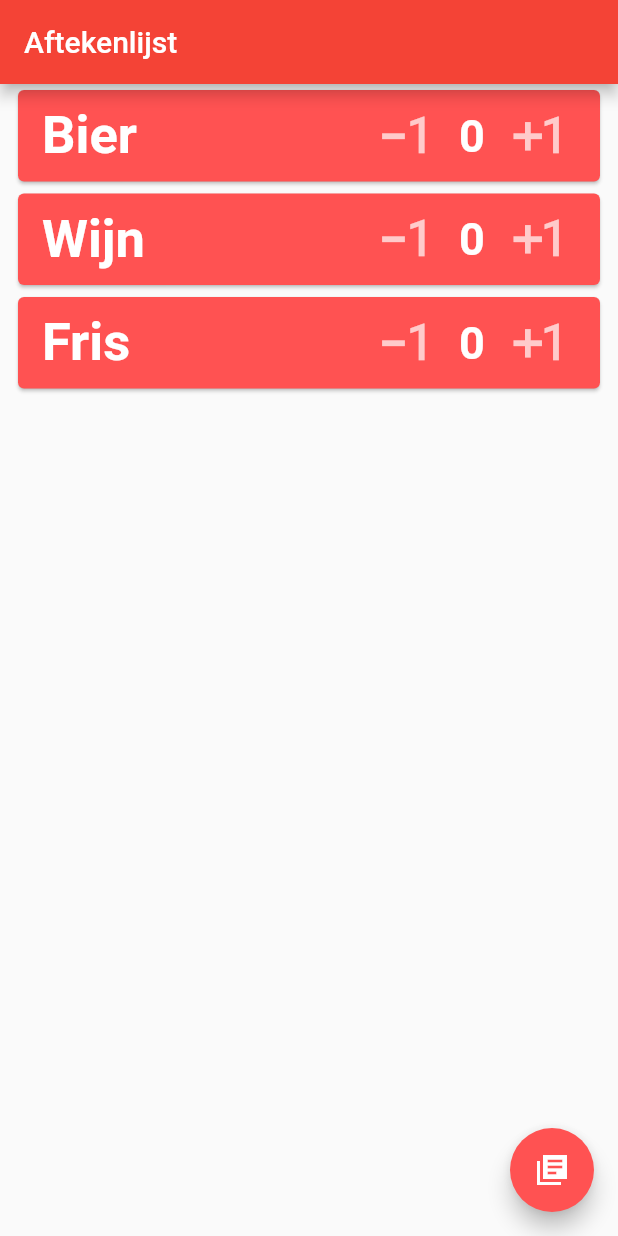
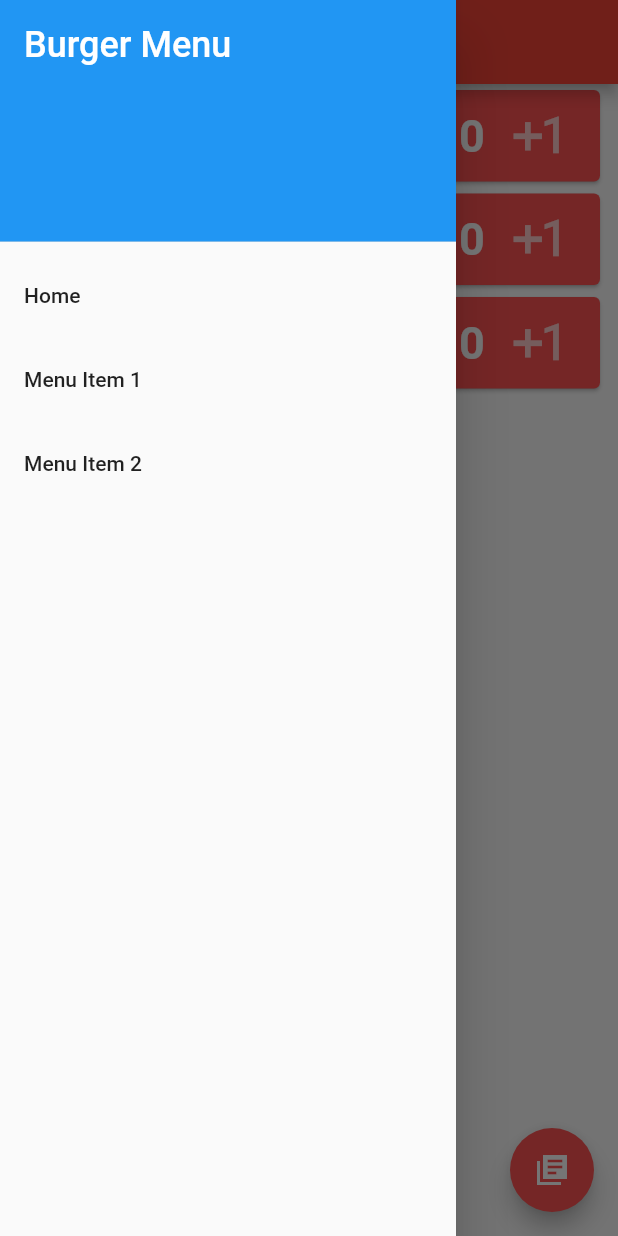
Before and after one commit to yoriaantje-dev/TurVolup, a Flutter app: the screen it shows after launch, with the side drawer open (before the commit the screen has no drawer), on a phone screen of 412 x 824 dp. Run offline on Flutter 3.47's test engine with Material 2 defaults, Android fonts, the phone set to English and light mode, and no system bars; drawn by our look-alikes of flutter_speed_dial.

Commit message:
Setting up environment

```diff
--- a/turven_bij_volupia/lib/data/models/turving_collection_model.dart
+++ b/turven_bij_volupia/lib/data/models/turving_collection_model.dart
@@ -28,6 +28,12 @@ class TurvCollection {
       TurvableItem("Bier", 1),
       TurvableItem("Wijn", 1.5),
       TurvableItem("Fris", 1),
+      TurvableItem("Shot", 1),
+      TurvableItem("Mix-drank", 1),
+      TurvableItem("Radler 0.0", 1),
+      TurvableItem("Cocktails", 1),
+      TurvableItem("Liefmans", 1),
+      TurvableItem("Desporados", 1),
     ];
     DateTime currentDate = DateTime.now();
     collectionId =
--- a/turven_bij_volupia/lib/screens/turving_screen.dart
+++ b/turven_bij_volupia/lib/screens/turving_screen.dart
@@ -1,6 +1,7 @@
 import 'dart:convert';
 import 'package:flutter/foundation.dart';
 import 'package:flutter/material.dart';
+import '../shared/drawer.dart';
 import '../shared/flow_menu.dart';
 
 import '../data/file_helper.dart';
@@ -142,6 +143,11 @@ class _TurvingScreenState extends State<TurvingScreen>
 
     return Scaffold(
       appBar: AppBar(title: const Text("Aftekenlijst")),
+      drawer: MenuDrawer(
+          functionAddItem: functionAddTurvableItem,
+          functionSave: _saveList,
+          functionDelete: _deleteList,
+        ),
       floatingActionButton: floatingActionMenu(
         context,
         _saveList,
--- /dev/null
+++ b/turven_bij_volupia/lib/shared/drawer.dart
@@ -0,0 +1,57 @@
+import 'package:flutter/material.dart';
+
+class MenuDrawer extends StatelessWidget {
+  final Function(String) functionAddItem;
+  final Function functionSave;
+  final Function functionDelete;
+
+  const MenuDrawer({super.key,
+    required this.functionAddItem,
+    required this.functionSave,
+    required this.functionDelete,
+  });
+  @override
+  Widget build(BuildContext context) {
+    return Drawer(
+      child: ListView(
+        padding: EdgeInsets.zero,
+        children: <Widget>[
+          const DrawerHeader(
+            decoration: BoxDecoration(
+              color: Colors.blue,
+            ),
+            child: Text(
+              'Burger Menu',
+              style: TextStyle(
+                color: Colors.white,
+                fontSize: 24,
+              ),
+            ),
+          ),
+          ListTile(
+            title: const Text('Home'),
+            onTap: () {
+              // Handle Home selection
+              Navigator.pop(context);
+            },
+          ),
+          ListTile(
+            title: const Text('Menu Item 1'),
+            onTap: () {
+              // Handle Menu Item 1 selection
+              Navigator.pop(context);
+            },
+          ),
+          ListTile(
+            title: const Text('Menu Item 2'),
+            onTap: () {
+              // Handle Menu Item 2 selection
+              Navigator.pop(context);
+            },
+          ),
+          // Add more ListTile widgets for additional menu items
+        ],
+      ),
+    );
+  }
+}
--- a/turven_bij_volupia/pubspec.yaml
+++ b/turven_bij_volupia/pubspec.yaml
@@ -36,9 +36,9 @@ dependencies:
   # The following adds the Cupertino Icons font to your application.
   # Use with the CupertinoIcons class for iOS style icons.
   cupertino_icons: ^1.0.2
-  flutter_launcher_icons: ^0.13.1
 
 dev_dependencies:
+  flutter_launcher_icons: ^0.13.1
   flutter_test:
     sdk: flutter
 
```
Also changed, not shown: 1 other file.
